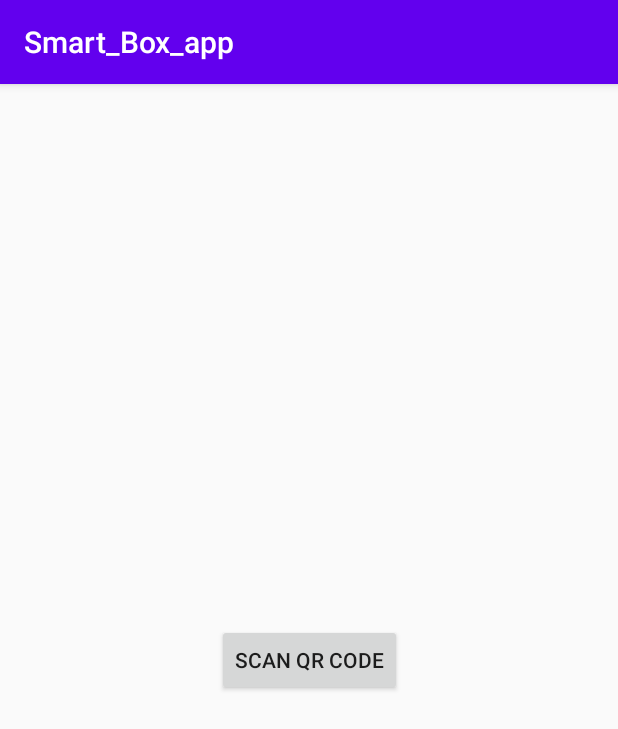
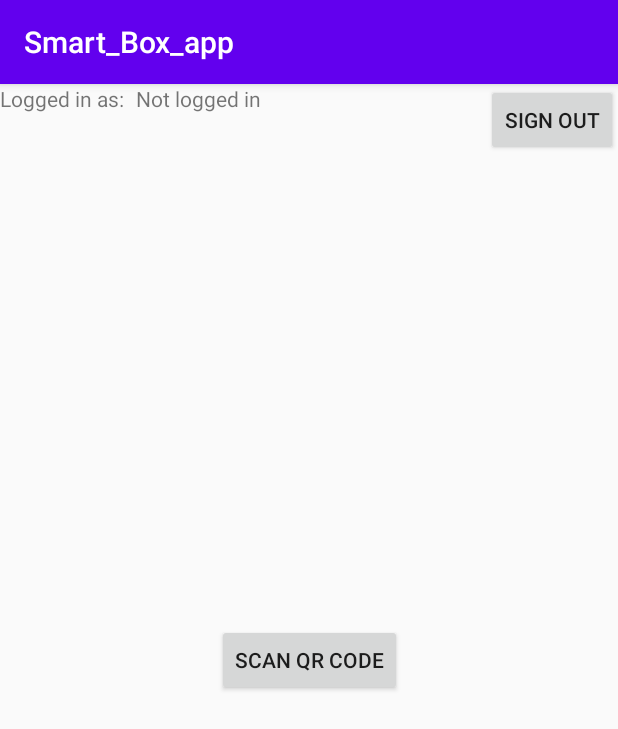
Before and after one commit to maticjesenicnik/smartbox-app, an Android app: the screen it shows after launch (MainActivity), on a phone screen of 412 x 824 dp. Shown: the top 729 px of the screen. Run offline under Robolectric (Android 15) with nearby library versions, the phone set to English and light mode, and no system bars; our stand-ins replace Volley; libraries missing offline, so code that uses them is left out: com.gun0912.tedpermission; 2 statements that could not run were skipped.

Commit message:
Working google sign in

```diff
--- a/app/build.gradle
+++ b/app/build.gradle
@@ -35,4 +35,5 @@ dependencies {
     implementation 'org.apache.commons:commons-io:1.3.2'
     implementation 'me.dm7.barcodescanner:zxing:1.9'
     implementation 'com.android.volley:volley:1.1.1'
+    implementation 'com.google.android.gms:play-services-auth:18.0.0'
 }
--- a/app/src/main/AndroidManifest.xml
+++ b/app/src/main/AndroidManifest.xml
@@ -14,7 +14,9 @@
         android:roundIcon="@mipmap/ic_launcher_round"
         android:supportsRtl="true"
         android:theme="@style/AppTheme">
-        <activity android:name=".ScanCodeActivity"></activity>
+        <activity android:name=".loginGoogle"
+            android:exported="true"/>
+        <activity android:name=".ScanCodeActivity" />
         <activity android:name=".MainActivity">
             <intent-filter>
                 <action android:name="android.intent.action.MAIN" />
--- a/app/src/main/java/com/example/smart_box_app/MainActivity.java
+++ b/app/src/main/java/com/example/smart_box_app/MainActivity.java
@@ -1,5 +1,7 @@
 package com.example.smart_box_app;
 
+import androidx.annotation.NonNull;
+import androidx.annotation.Nullable;
 import androidx.annotation.RequiresApi;
 import androidx.appcompat.app.AlertDialog;
 import androidx.appcompat.app.AppCompatActivity;
@@ -7,17 +9,10 @@ import androidx.appcompat.app.AppCompatActivity;
 import android.Manifest;
 import android.content.DialogInterface;
 import android.content.Intent;
-import android.media.AudioFormat;
-import android.media.AudioManager;
-import android.media.AudioTrack;
 import android.media.MediaPlayer;
-import android.net.Uri;
 import android.os.Build;
 import android.os.Bundle;
-import android.os.Environment;
-import android.provider.MediaStore;
 import android.util.Base64;
-import android.util.Log;
 import android.view.View;
 import android.widget.Button;
 import android.widget.TextView;
@@ -29,34 +24,46 @@ import com.android.volley.Response;
 import com.android.volley.VolleyError;
 import com.android.volley.toolbox.StringRequest;
 import com.android.volley.toolbox.Volley;
+import com.google.android.gms.auth.api.Auth;
+import com.google.android.gms.auth.api.signin.GoogleSignInAccount;
+import com.google.android.gms.auth.api.signin.GoogleSignInOptions;
+import com.google.android.gms.auth.api.signin.GoogleSignInResult;
+import com.google.android.gms.common.ConnectionResult;
+import com.google.android.gms.common.SignInButton;
+import com.google.android.gms.common.api.GoogleApiClient;
+import com.google.android.gms.common.api.OptionalPendingResult;
+import com.google.android.gms.common.api.ResultCallback;
+import com.google.android.gms.common.api.Status;
 import com.gun0912.tedpermission.PermissionListener;
 import com.gun0912.tedpermission.TedPermission;
 
 import java.io.BufferedInputStream;
 import java.io.File;
 import java.io.FileInputStream;
-import java.io.FileNotFoundException;
 import java.io.FileOutputStream;
 import java.io.IOException;
 import java.io.UnsupportedEncodingException;
-import java.nio.charset.StandardCharsets;
+
 import org.json.JSONException;
 import org.json.JSONObject;
 
-import java.util.HashMap;
 import java.util.List;
-import java.util.Map;
-import java.util.Random;
 import java.io.InputStream;
 import java.util.zip.ZipEntry;
 import java.util.zip.ZipInputStream;
 
-public class MainActivity extends AppCompatActivity {
+public class MainActivity extends AppCompatActivity implements GoogleApiClient.OnConnectionFailedListener {
 
     public static TextView textResult;
     Button btnScan;
     MediaPlayer mediaPlayer = new MediaPlayer();
     public String URL;
+
+
+    private TextView name;
+    private Button signOut;
+    private GoogleApiClient googleApiClient;
+    private GoogleSignInOptions gso;
     @Override
     protected void onCreate(Bundle savedInstanceState) {
         super.onCreate(savedInstanceState);
@@ -65,6 +72,28 @@ public class MainActivity extends AppCompatActivity {
         textResult = (TextView) findViewById(R.id.textResult);
         textResult.setAlpha(0.0f);
         btnScan = (Button) findViewById(R.id.btnScan);
+        name = findViewById(R.id.textName);
+
+        gso = new GoogleSignInOptions.Builder(GoogleSignInOptions.DEFAULT_SIGN_IN).requestEmail().build();
+        googleApiClient = new GoogleApiClient.Builder(this).enableAutoManage(this, this)
+                .addApi(Auth.GOOGLE_SIGN_IN_API, gso).build();
+        signOut = findViewById(R.id.signOut);
+        signOut.setOnClickListener(new View.OnClickListener() {
+            @Override
+            public void onClick(View v) {
+                Auth.GoogleSignInApi.signOut(googleApiClient).setResultCallback(new ResultCallback<Status>() {
+                    @Override
+                    public void onResult(@NonNull Status status) {
+                        if(status.isSuccess()){
+                            gotoLoginActivity();
+                        }else{
+                            Toast.makeText(MainActivity.this, "Log out failed", Toast.LENGTH_SHORT).show();
+                        }
+                    }
+
+                });
+            }
+        });
         storagePermissions();
 
         /**
@@ -92,6 +121,37 @@ public class MainActivity extends AppCompatActivity {
         });
 
     }
+    private void gotoLoginActivity() {
+        startActivity(new Intent(MainActivity.this, loginGoogle.class));
+        finish();
+    }
+    private void handleSignInResult(GoogleSignInResult result){
+        if(result.isSuccess()){
+            GoogleSignInAccount account = result.getSignInAccount();
+            name.setText(account.getDisplayName());
+        }else{
+            gotoLoginActivity();
+        }
+    }
+
+    @Override
+    protected void onStart() {
+        super.onStart();
+        OptionalPendingResult<GoogleSignInResult> opr = Auth.GoogleSignInApi.silentSignIn(googleApiClient);
+
+        if(opr.isDone()){
+            GoogleSignInResult result = opr.get();
+            handleSignInResult(result);
+        }else{
+            opr.setResultCallback(new ResultCallback<GoogleSignInResult>() {
+                @Override
+                public void onResult(@NonNull GoogleSignInResult googleSignInResult) {
+                    handleSignInResult(googleSignInResult);
+                }
+            });
+        }
+    }
+
 
     public void storagePermissions(){
         PermissionListener permissionListener = new PermissionListener() {
@@ -142,7 +202,7 @@ public class MainActivity extends AppCompatActivity {
                             fos.write(arrayByte);
                             fos.close();
                             if(unpackZip(tempZip.getPath())){
-                                    showDialog("01232131");
+                                    showDialog();
                             }
                             tempZip.delete();
                         } catch (JSONException | UnsupportedEncodingException e) {
@@ -215,7 +275,7 @@ public class MainActivity extends AppCompatActivity {
     }
 
     //Tukaj se bo shranjevala statistika odvisno ali bo uporabnik kliknil na Yes ali No
-    public void showDialog(final String phone) throws Exception {
+    public void showDialog() throws Exception {
         AlertDialog.Builder builder = new AlertDialog.Builder(MainActivity.this);
 
         builder.setMessage("Did you successfully opened Direct4.me post box?");
@@ -238,4 +298,8 @@ public class MainActivity extends AppCompatActivity {
         builder.show();
     }
 
+    @Override
+    public void onConnectionFailed(@NonNull ConnectionResult connectionResult) {
+            Toast.makeText(this, "Connection failed", Toast.LENGTH_SHORT).show();
+    }
 }
--- a/app/src/main/res/layout/activity_main.xml
+++ b/app/src/main/res/layout/activity_main.xml
@@ -30,4 +30,29 @@
         android:layout_height="wrap_content"
         android:orientation="vertical"
         app:layout_constraintGuide_percent="0.5060827" />
+
+    <TextView
+        android:id="@+id/textName"
+        android:layout_width="wrap_content"
+        android:layout_height="wrap_content"
+        android:layout_marginStart="8dp"
+        android:text="Not logged in"
+        app:layout_constraintStart_toEndOf="@+id/textView"
+        app:layout_constraintTop_toTopOf="parent" />
+
+    <Button
+        android:id="@+id/signOut"
+        android:layout_width="wrap_content"
+        android:layout_height="wrap_content"
+        android:text="Sign out"
+        app:layout_constraintEnd_toEndOf="parent"
+        app:layout_constraintTop_toTopOf="parent" />
+
+    <TextView
+        android:id="@+id/textView"
+        android:layout_width="wrap_content"
+        android:layout_height="wrap_content"
+        android:text="Logged in as:"
+        app:layout_constraintStart_toStartOf="parent"
+        app:layout_constraintTop_toTopOf="parent" />
 </androidx.constraintlayout.widget.ConstraintLayout>
```
Also changed, not shown: app/src/main/java/com/example/smart_box_app/loginGoogle.java (added, +60 -0 lines), app/src/main/res/layout/activity_login_google.xml (added, +17 -0 lines), 1 other file.
